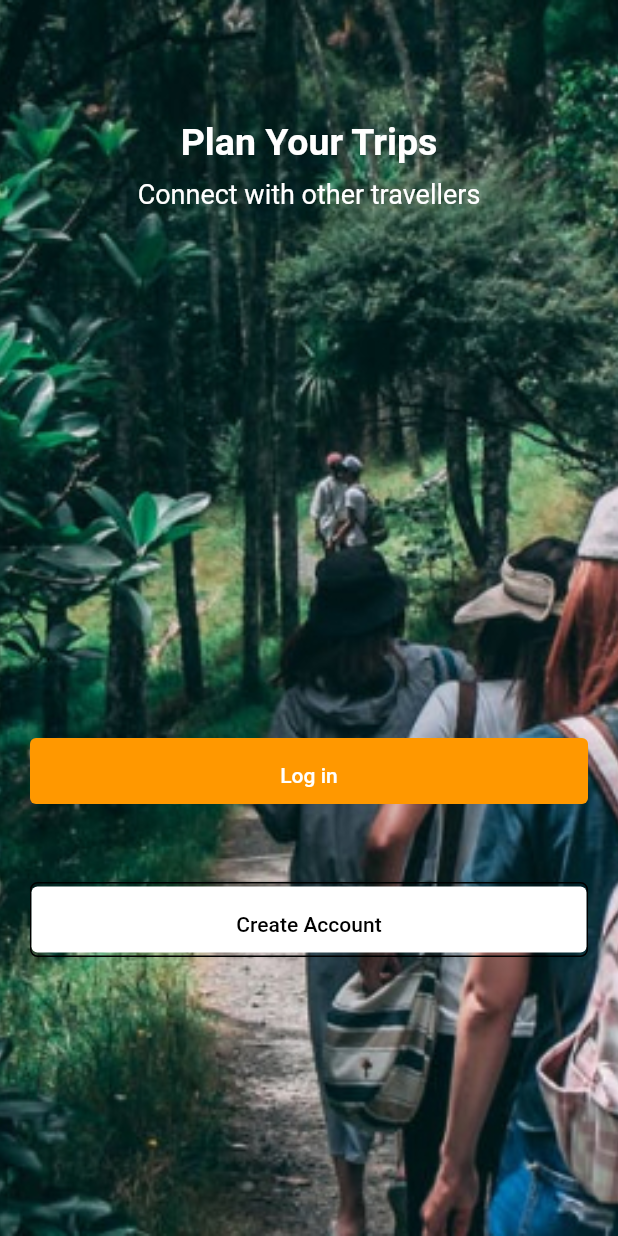
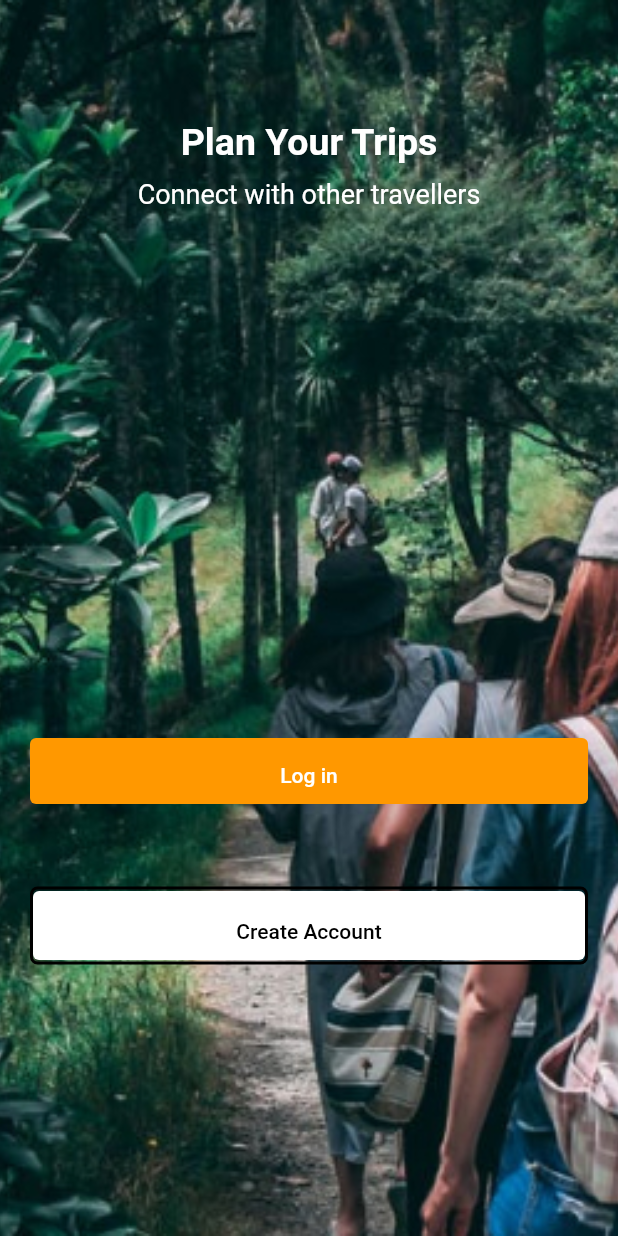
Before and after one commit to sbiswas2209/sih-2022, a Flutter app: the screen it shows after launch, on a phone screen of 412 x 824 dp. Run offline on Flutter 3.47's test engine with Material 2 defaults, Android fonts, the phone set to English and light mode, and no system bars.

Commit message:
fixed border in registration option

```diff
--- a/client/lib/screens/registration_option.dart
+++ b/client/lib/screens/registration_option.dart
@@ -63,11 +63,12 @@ class RegistrationOptionPage extends StatelessWidget {
               ),
               Center(
                 child: Padding(
-                  padding: const EdgeInsets.only(top: 50.0),
+                  padding: const EdgeInsets.only(top: 53.0),
                   child: Container(
                     decoration: BoxDecoration(
-                        border: Border.all(color: Colors.black),
-                        borderRadius: BorderRadius.all(Radius.circular(5.0))),
+                        border: Border.all(color: Colors.black, width: 2.0),
+                        borderRadius:
+                            const BorderRadius.all(Radius.circular(5.0))),
                     width: MediaQuery.of(context).size.width - 40.0,
                     child: TextButton(
                       onPressed: null,
@@ -75,7 +76,7 @@ class RegistrationOptionPage extends StatelessWidget {
                           TextButton.styleFrom(backgroundColor: Colors.white),
                       child: const Text(
                         "Create Account",
-                        style: TextStyle(color: Colors.black, height: 2.0),
+                        style: TextStyle(color: Colors.black, height: 2.15),
                       ),
                     ),
                   ),
```
